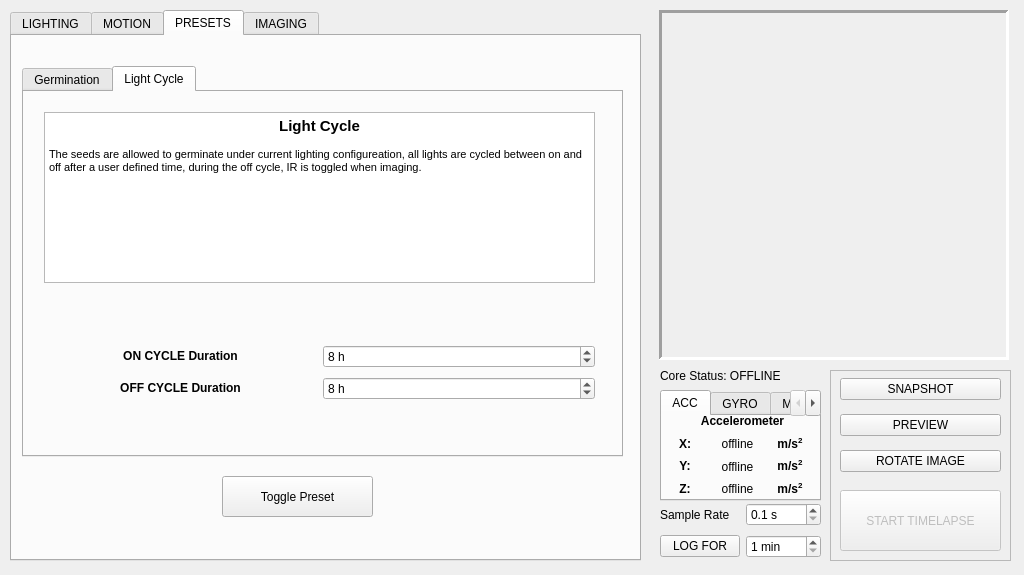
Before: the Qt Designer form _ui/Clinostat.ui in CoCl-Jerry/SciSpin_Max_Dev, drawn with Qt 5.
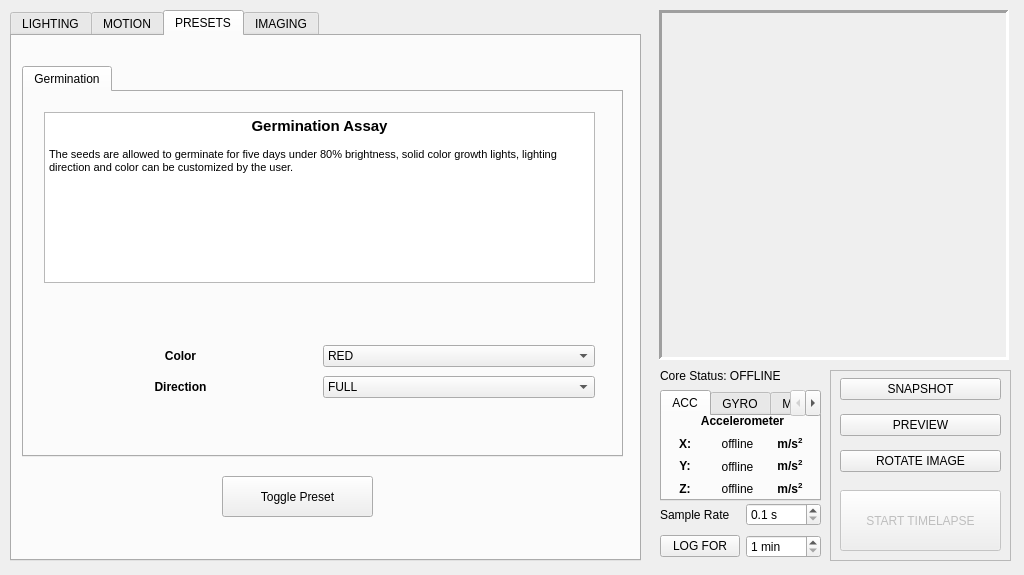
After: the same form once the commit is applied. The open tabs and pages were chosen to show the change. Icons and pictures are not drawn.

What changed in the file:
```diff
--- a/_ui/Clinostat.ui
+++ b/_ui/Clinostat.ui
@@ -979,88 +979,6 @@
         </layout>
        </widget>
       </widget>
-      <widget class="QWidget" name="tab_3">
-       <attribute name="title">
-        <string>Light Cycle</string>
-       </attribute>
-       <widget class="QTextBrowser" name="lightCycle_textBrowser">
-        <property name="geometry">
-         <rect>
-          <x>20</x>
-          <y>20</y>
-          <width>551</width>
-          <height>171</height>
-         </rect>
-        </property>
-        <property name="html">
-         <string>&lt;!DOCTYPE HTML PUBLIC &quot;-//W3C//DTD HTML 4.0//EN&quot; &quot;http://www.w3.org/TR/REC-html40/strict.dtd&quot;&gt;
-&lt;html&gt;&lt;head&gt;&lt;meta name=&quot;qrichtext&quot; content=&quot;1&quot; /&gt;&lt;style type=&quot;text/css&quot;&gt;
-p, li { white-space: pre-wrap; }
-&lt;/style&gt;&lt;/head&gt;&lt;body style=&quot; font-family:'MS Shell Dlg 2'; font-size:8.25pt; font-weight:400; font-style:normal;&quot;&gt;
-&lt;p align=&quot;center&quot; style=&quot; margin-top:0px; margin-bottom:0px; margin-left:0px; margin-right:0px; -qt-block-indent:0; text-indent:0px;&quot;&gt;&lt;span style=&quot; font-family:'MS Shell Dlg 2'; font-size:11pt; font-weight:600;&quot;&gt;Light Cycle&lt;/span&gt;&lt;/p&gt;
-&lt;p style=&quot;-qt-paragraph-type:empty; margin-top:0px; margin-bottom:0px; margin-left:0px; margin-right:0px; -qt-block-indent:0; text-indent:0px; font-family:'MS Shell Dlg 2';&quot;&gt;&lt;br /&gt;&lt;/p&gt;
-&lt;p style=&quot; margin-top:0px; margin-bottom:0px; margin-left:0px; margin-right:0px; -qt-block-indent:0; text-indent:0px;&quot;&gt;&lt;span style=&quot; font-family:'MS Shell Dlg 2';&quot;&gt;The seeds are allowed to germinate under current lighting configureation, all lights are cycled between on and off after a user defined time, during the off cycle, IR is toggled when imaging.&lt;/span&gt;&lt;/p&gt;&lt;/body&gt;&lt;/html&gt;</string>
-        </property>
-       </widget>
-       <widget class="QWidget" name="gridLayoutWidget_4">
-        <property name="geometry">
-         <rect>
-          <x>20</x>
-          <y>250</y>
-          <width>551</width>
-          <height>61</height>
-         </rect>
-        </property>
-        <layout class="QGridLayout" name="gridLayout_4">
-         <item row="0" column="0">
-          <widget class="QLabel" name="onCycle_label">
-           <property name="text">
-            <string>&lt;html&gt;&lt;head/&gt;&lt;body&gt;&lt;p align=&quot;center&quot;&gt;&lt;span style=&quot; font-weight:600;&quot;&gt;ON CYCLE Duration&lt;/span&gt;&lt;/p&gt;&lt;/body&gt;&lt;/html&gt;</string>
-           </property>
-          </widget>
-         </item>
-         <item row="1" column="0">
-          <widget class="QLabel" name="offCycle_label">
-           <property name="text">
-            <string>&lt;html&gt;&lt;head/&gt;&lt;body&gt;&lt;p align=&quot;center&quot;&gt;&lt;span style=&quot; font-weight:600;&quot;&gt;OFF CYCLE Duration&lt;/span&gt;&lt;/p&gt;&lt;/body&gt;&lt;/html&gt;</string>
-           </property>
-          </widget>
-         </item>
-         <item row="0" column="1">
-          <widget class="QSpinBox" name="onCycle_spinBox">
-           <property name="suffix">
-            <string> h</string>
-           </property>
-           <property name="minimum">
-            <number>1</number>
-           </property>
-           <property name="maximum">
-            <number>999</number>
-           </property>
-           <property name="value">
-            <number>8</number>
-           </property>
-          </widget>
-         </item>
-         <item row="1" column="1">
-          <widget class="QSpinBox" name="offCycle_spinBox">
-           <property name="suffix">
-            <string> h</string>
-           </property>
-           <property name="minimum">
-            <number>1</number>
-           </property>
-           <property name="maximum">
-            <number>999</number>
-           </property>
-           <property name="value">
-            <number>8</number>
-           </property>
-          </widget>
-         </item>
-        </layout>
-       </widget>
-      </widget>
      </widget>
      <widget class="QPushButton" name="Preset_pushButton">
       <property name="geometry">
```
Left out of the diff: 25 changed lines with no effect on the pictures.
